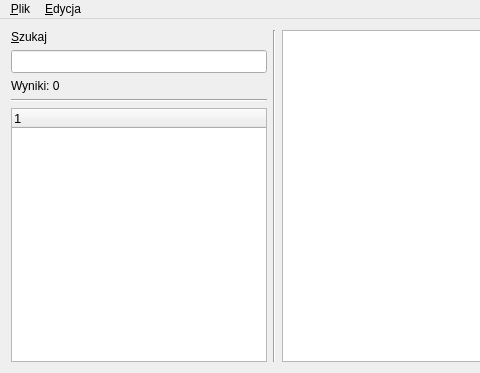
Old version of the form WordMIX/wordmix.ui in the repository gchlebus/WordMIX; both pictures show x 0 to 480 and y 0 to 373 of the 693 by 373 pixel window.
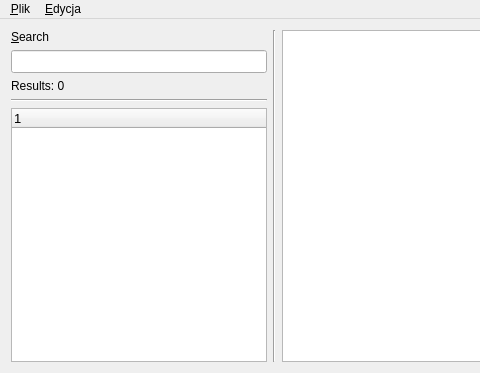
New version of the form.

Commit message: Translate uis to eng.

What changed in the file:
```diff
--- a/WordMIX/wordmix.ui
+++ b/WordMIX/wordmix.ui
@@ -30,7 +30,7 @@
           <item>
            <widget class="QLabel" name="label">
             <property name="text">
-             <string>&amp;Szukaj</string>
+             <string>&amp;Search</string>
             </property>
             <property name="buddy">
              <cstring>searchLineEdit</cstring>
@@ -55,7 +55,7 @@
           <item>
            <widget class="QLabel" name="resultsCountLabel">
             <property name="text">
-             <string>Wyniki: 0</string>
+             <string>Results: 0</string>
             </property>
            </widget>
           </item>
```
The commit also changes 3 other files.
